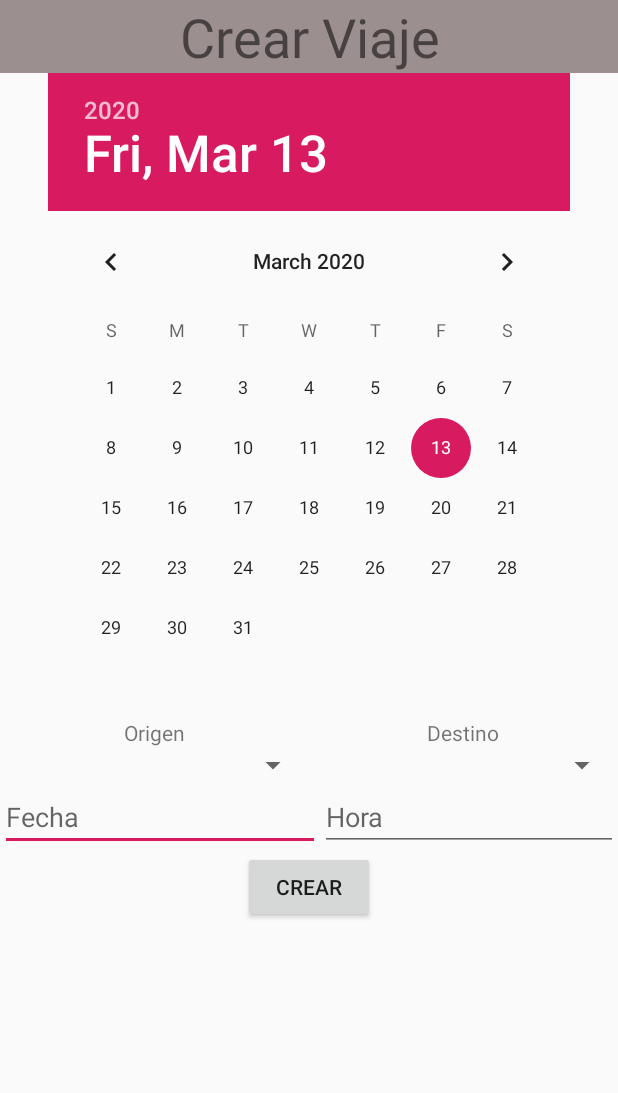
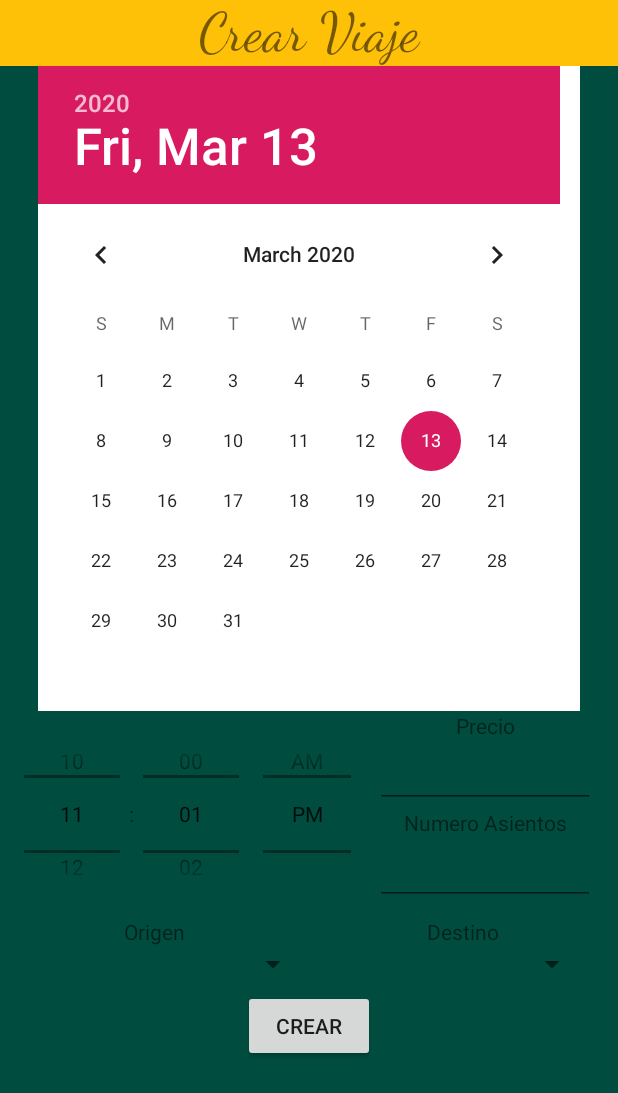
Before and after one commit to rabiixx/Universicar, an Android app: the layout activity_formulario_crear.xml on its own in the app's theme, with its tools: preview values and no code run, on a phone screen of 412 x 824 dp. Shown: the top 1093 px of the screen. Run offline under Robolectric (Android 15) with nearby library versions, the phone set to English and light mode, and no system bars.

Commit message:
haxm te destruyo

```diff
--- a/universicar/app/src/main/java/com/example/intento2/FormularioCrear.java
+++ b/universicar/app/src/main/java/com/example/intento2/FormularioCrear.java
@@ -58,8 +58,8 @@ public class FormularioCrear extends AppCompatActivity {
         final Calendar cal = Calendar.getInstance();
         final DatePicker datePicker = findViewById(R.id.datePicker1);
         final Button submitBtn = findViewById(R.id.submit);
-        final EditText price = (EditText)findViewById(R.id.price);
-        final EditText nAsientos = (EditText)findViewById(R.id.nAsientos);
+       // final EditText price = (EditText)findViewById(R.id.price);
+        //final EditText nAsientos = (EditText)findViewById(R.id.nAsientos);
         final TimePicker timePicker = findViewById(R.id.timePicker1);
         timePicker.setIs24HourView(true);
 
@@ -68,9 +68,9 @@ public class FormularioCrear extends AppCompatActivity {
             public void onClick(View v) {
                 final int hour, minute;
 
-                if (price.getText().toString().isEmpty() || nAsientos.getText().toString().isEmpty()){
+                /*if (price.getText().toString().isEmpty() || nAsientos.getText().toString().isEmpty()){
                     Toast.makeText(FormularioCrear.this, "Rellene todos los campos", Toast.LENGTH_SHORT).show();
-                } else {
+                } else {*/
 
                     if (Build.VERSION.SDK_INT >= 23 ) {
                         hour = timePicker.getHour();
@@ -88,12 +88,12 @@ public class FormularioCrear extends AppCompatActivity {
 
                     Viaje viaje = new Viaje(srcSpinner.getSelectedItem().toString(), destSpinner.getSelectedItem().toString());
                     viaje.setFecha(cal.getTime());
-                    viaje.setPrecio(Integer.parseInt(price.getText().toString()));
-                    viaje.setnPlazasDisp(Integer.parseInt(price.getText().toString()));
+                   // viaje.setPrecio(Integer.parseInt(price.getText().toString()));
+                   // viaje.setnPlazasDisp(Integer.parseInt(price.getText().toString()));
                     //viaje.setConductor(ParseUser.getCurrentUser());
                     viaje.saveInBackground();
 
-                }
+                //}
 
 
             }
--- /dev/null
+++ b/universicar/app/src/main/java/com/example/intento2/Models/Barrio.java
@@ -0,0 +1,41 @@
+package com.example.intento2.Models;
+
+public class Barrio {
+
+    private String nombre;
+    private String codigoPostal;
+    private String ccaa;
+    private String pais;
+
+    public String getNombre() {
+        return nombre;
+    }
+
+    public void setNombre(String nombre) {
+        this.nombre = nombre;
+    }
+
+    public String getCodigoPostal() {
+        return codigoPostal;
+    }
+
+    public void setCodigoPostal(String codigoPostal) {
+        this.codigoPostal = codigoPostal;
+    }
+
+    public String getCcaa() {
+        return ccaa;
+    }
+
+    public void setCcaa(String ccaa) {
+        this.ccaa = ccaa;
+    }
+
+    public String getPais() {
+        return pais;
+    }
+
+    public void setPais(String pais) {
+        this.pais = pais;
+    }
+}
--- a/universicar/app/src/main/res/layout-v21/activity_formulario_crear.xml
+++ b/universicar/app/src/main/res/layout-v21/activity_formulario_crear.xml
@@ -46,8 +46,9 @@
             android:layout_width="match_parent"
             android:layout_height="wrap_content"
             android:orientation="vertical"
-            android:layout_marginEnd="15dp"
-            android:weightSum="2">
+            android:layout_marginEnd="15dp">
+
+
 
             <TextView
                 android:id="@+id/txtPrice"
@@ -57,13 +58,22 @@
                 android:textAlignment="center" />
 
             <EditText
-                android:id="@+id/price"
-                android:layout_height="wrap_content"
-                android:layout_width="match_parent"
-                android:autofillHints="price"
-                android:inputType="number"
-                android:text=""
-                tools:ignore="LabelFor" />
+                 android:id="@+id/price"
+                 android:layout_width="wrap_content"
+                 android:layout_height="wrap_content"
+                 android:ems="10"
+                 android:inputType="numberDecimal"
+                 android:autofillHints=""
+                android:focusableInTouchMode="true"/>
+
+
+
+           <!--  <EditText
+                 android:id="@+id/price"
+                 android:layout_height="match_parent"
+                 android:layout_width="wrap_content"
+                 android:ems="10"
+                 android:inputType="numberDecimal" />-->
 
             <TextView
                 android:id="@+id/txtAsientos"
@@ -76,12 +86,11 @@
                 android:id="@+id/nAsientos"
                 android:layout_height="wrap_content"
                 android:layout_width="match_parent"
-                android:autofillHints="price"
-                android:inputType="number"
-                android:text=""
-                tools:ignore="LabelFor" />
+                android:ems="10"
+                android:inputType="numberDecimal" />
 
         </LinearLayout>
+
 
 
     </LinearLayout>
--- a/universicar/app/src/main/res/layout/activity_formulario_crear.xml
+++ b/universicar/app/src/main/res/layout/activity_formulario_crear.xml
@@ -6,25 +6,94 @@
     android:layout_width="match_parent"
     android:layout_height="match_parent"
     android:orientation="vertical"
+    android:background="@color/grey"
     tools:context=".FormularioCrear">
 
     <TextView
         android:id="@+id/textView2"
         android:layout_width="match_parent"
         android:layout_height="wrap_content"
-        android:background="#F0968888"
+        android:background="@color/red"
+        android:fontFamily="cursive"
         android:text="@string/Crear_Viaje"
         android:textAlignment="center"
         android:textSize="36sp" />
 
     <DatePicker
         android:id="@+id/datePicker1"
-        android:layout_width="wrap_content"
+        android:layout_width="361dp"
         android:layout_height="wrap_content"
         android:layout_gravity="center_horizontal"
         android:datePickerMode="calendar"
+        android:background="@color/white"
         tools:targetApi="lollipop" />
 
+
+    <LinearLayout
+        android:layout_width="match_parent"
+        android:layout_height="wrap_content"
+        android:orientation="horizontal"
+        android:weightSum="2">
+
+        <TimePicker
+            android:id="@+id/timePicker1"
+            android:layout_width="250dp"
+            android:layout_height="137dp"
+            android:timePickerMode="spinner" />
+
+
+        <LinearLayout
+            android:layout_width="match_parent"
+            android:layout_height="wrap_content"
+            android:orientation="vertical"
+            android:layout_marginEnd="15dp">
+
+
+
+            <TextView
+                android:id="@+id/txtPrice"
+                android:layout_width="match_parent"
+                android:layout_height="wrap_content"
+                android:text="@string/precio"
+                android:textAlignment="center" />
+
+            <EditText
+                android:id="@+id/price"
+                android:layout_width="wrap_content"
+                android:layout_height="wrap_content"
+                android:ems="10"
+                android:inputType="numberDecimal"
+                android:autofillHints=""
+                android:focusableInTouchMode="true"/>
+
+
+
+            <!--  <EditText
+                  android:id="@+id/price"
+                  android:layout_height="match_parent"
+                  android:layout_width="wrap_content"
+                  android:ems="10"
+                  android:inputType="numberDecimal" />-->
+
+            <TextView
+                android:id="@+id/txtAsientos"
+                android:layout_width="match_parent"
+                android:layout_height="wrap_content"
+                android:text="@string/numero_asientos"
+                android:textAlignment="center" />
+
+            <EditText
+                android:id="@+id/nAsientos"
+                android:layout_height="wrap_content"
+                android:layout_width="match_parent"
+                android:ems="10"
+                android:inputType="numberDecimal" />
+
+        </LinearLayout>
+
+
+
+    </LinearLayout>
 
     <LinearLayout
         android:layout_width="match_parent"
@@ -60,48 +129,26 @@
             android:id="@+id/spinner_origen_crear"
             android:layout_width="0dp"
             android:layout_height="wrap_content"
-            android:layout_weight="1" />
+            android:layout_weight="1"
+            android:layout_marginStart="20dp"/>
 
         <Spinner
             android:id="@+id/spinner_destino_crear"
             android:layout_width="0dp"
             android:layout_height="wrap_content"
             android:layout_weight="1"
+            android:layout_marginEnd="20dp"
             tools:ignore="InvalidId" />
 
     </LinearLayout>
 
-    <LinearLayout
-        android:layout_width="wrap_content"
-        android:layout_height="wrap_content"
-        android:orientation="horizontal">
-
-        <EditText
-            android:id="@+id/date"
-            android:layout_width="wrap_content"
-            android:layout_height="wrap_content"
-            android:ems="10"
-            android:hint="@string/fecha"
-            android:importantForAutofill="no"
-            android:inputType="date" />
-
-        <EditText
-            android:id="@+id/hour"
-            android:layout_width="0dp"
-            android:layout_height="match_parent"
-            android:layout_weight="1"
-            android:ems="10"
-            android:hint="@string/hora"
-            android:importantForAutofill="no"
-            android:inputType="time" />
-
-    </LinearLayout>
 
     <Button
         android:id="@+id/submit"
         android:layout_width="wrap_content"
         android:layout_height="wrap_content"
         android:text="@string/crear"
+        android:layout_marginTop="5dp"
         android:layout_gravity="center_horizontal"/>
 
 </LinearLayout>
```
